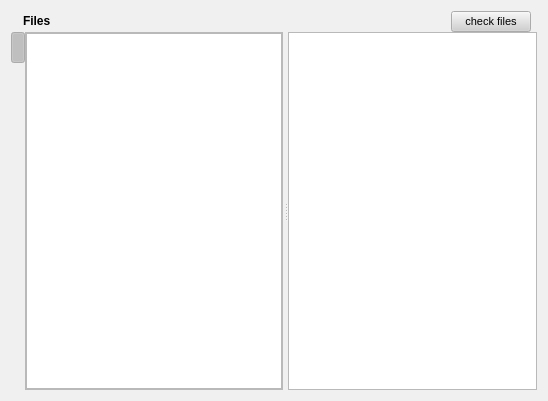
Before: the Qt Designer form retroshare-gui/src/gui/SharedFilesDialog.ui in RetroShare/RetroShare, drawn with Qt 5.
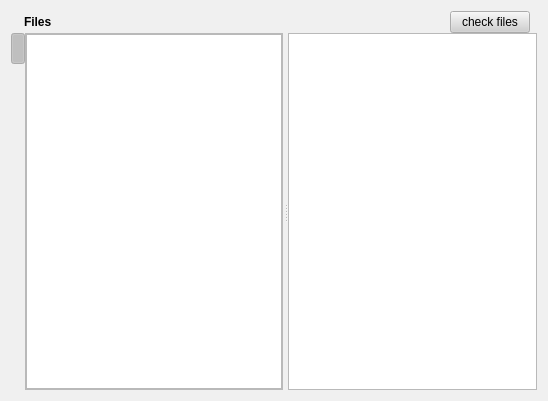
After: the same form once the commit is applied. Icons and pictures are not drawn.

Commit message: * Cleaned up fonts for MacOSX.  * made changes to win32.cpp cross-platform.  * updated rsfiles.h  * updated version to v0.4.10b

```diff
--- a/retroshare-gui/src/gui/SharedFilesDialog.ui
+++ b/retroshare-gui/src/gui/SharedFilesDialog.ui
@@ -484,17 +484,6 @@
     </disabled>
    </palette>
   </property>
-  <property name="font" >
-   <font>
-    <family>Arial</family>
-    <pointsize>8</pointsize>
-    <weight>50</weight>
-    <italic>false</italic>
-    <bold>false</bold>
-    <underline>false</underline>
-    <strikeout>false</strikeout>
-   </font>
-  </property>
   <property name="contextMenuPolicy" >
    <enum>Qt::NoContextMenu</enum>
   </property>
```
The commit also changes 14 other files.
